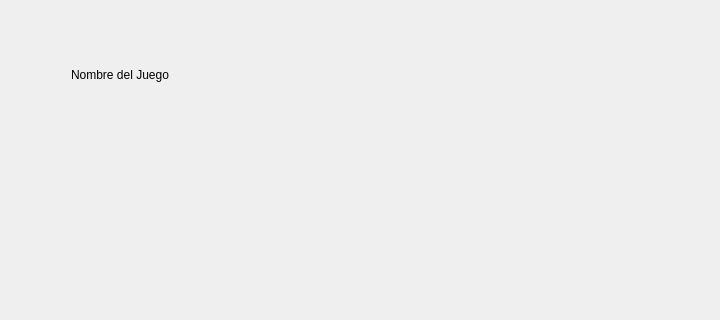
Qt form src/modules/roms/roms.ui (victorardila/gamextation-emu) before a commit; both pictures show x 480 to 1200 and y 0 to 320 of the 1200 by 800 pixel window.
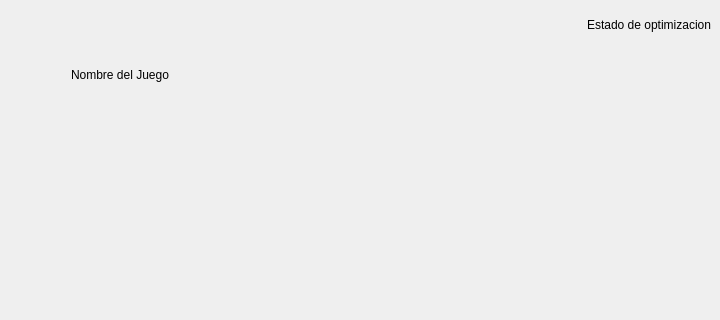
The same form after that commit. Custom widgets are drawn as their Qt base class.

Commit message: Componente de optimizacion finalizado y funcionalidad en avance

Patch:
```diff
--- a/src/modules/roms/roms.ui
+++ b/src/modules/roms/roms.ui
@@ -115,6 +115,16 @@
            </property>
           </widget>
          </item>
+         <item>
+          <widget class="QLabel" name="label_optimize">
+           <property name="text">
+            <string>Estado de optimizacion</string>
+           </property>
+           <property name="alignment">
+            <set>Qt::AlignRight|Qt::AlignTrailing|Qt::AlignVCenter</set>
+           </property>
+          </widget>
+         </item>
         </layout>
        </widget>
       </item>
```
The commit also changes 3 other files.
